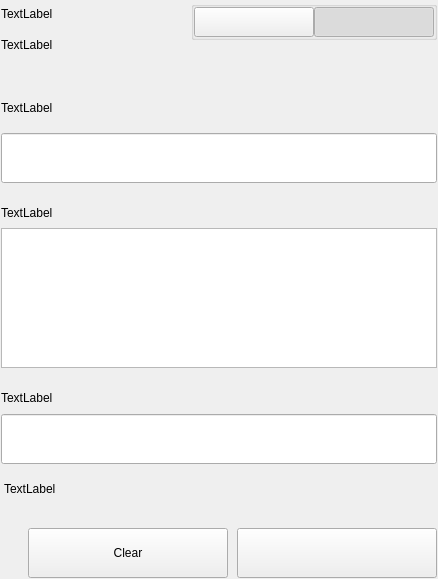
decenomy/AZR, file src/qt/aezora/settings/forms/settingssignmessagewidgets.ui: the form before one commit.
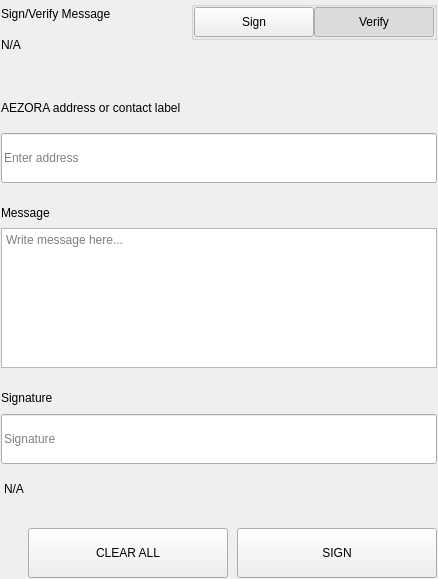
The form after the commit.

Patch:
```diff
--- a/src/qt/aezora/settings/forms/settingssignmessagewidgets.ui
+++ b/src/qt/aezora/settings/forms/settingssignmessagewidgets.ui
@@ -75,14 +75,14 @@
              <item>
               <widget class="QLabel" name="labelTitle">
                <property name="text">
-                <string>TextLabel</string>
+                <string>Sign/Verify Message</string>
                </property>
               </widget>
              </item>
              <item>
               <widget class="QLabel" name="labelSubtitle1">
                <property name="text">
-                <string>TextLabel</string>
+                <string notr="true">N/A</string>
                </property>
                <property name="wordWrap">
                 <bool>true</bool>
@@ -162,7 +162,7 @@
                     <enum>Qt::NoFocus</enum>
                    </property>
                    <property name="text">
-                    <string/>
+                    <string>Sign</string>
                    </property>
                    <property name="checkable">
                     <bool>true</bool>
@@ -190,7 +190,7 @@
                     <enum>Qt::NoFocus</enum>
                    </property>
                    <property name="text">
-                    <string/>
+                    <string>Verify</string>
                    </property>
                    <property name="checkable">
                     <bool>true</bool>
@@ -276,7 +276,7 @@
                </size>
               </property>
               <property name="text">
-               <string>TextLabel</string>
+               <string>AEZORA address or contact label</string>
               </property>
              </widget>
             </item>
@@ -294,6 +294,9 @@
                 <height>50</height>
                </size>
               </property>
+              <property name="placeholderText">
+               <string>Enter address</string>
+              </property>
              </widget>
             </item>
            </layout>
@@ -335,7 +338,7 @@
               </size>
              </property>
              <property name="text">
-              <string>TextLabel</string>
+              <string>Message</string>
              </property>
             </widget>
            </item>
@@ -353,6 +356,9 @@
                <height>140</height>
               </size>
              </property>
+             <property name="placeholderText">
+              <string>Write message here...</string>
+             </property>
             </widget>
            </item>
           </layout>
@@ -415,7 +421,7 @@
                </size>
               </property>
               <property name="text">
-               <string>TextLabel</string>
+               <string>Signature</string>
               </property>
              </widget>
             </item>
@@ -427,6 +433,9 @@
                 <height>50</height>
                </size>
               </property>
+              <property name="placeholderText">
+               <string>Signature</string>
+              </property>
              </widget>
             </item>
            </layout>
@@ -438,7 +447,7 @@
             <string notr="true">padding-top:5px;</string>
            </property>
            <property name="text">
-            <string>TextLabel</string>
+            <string notr="true">N/A</string>
            </property>
           </widget>
          </item>
@@ -491,7 +500,7 @@
               <enum>Qt::NoFocus</enum>
              </property>
              <property name="text">
-              <string>Clear</string>
+              <string>CLEAR ALL</string>
              </property>
             </widget>
            </item>
@@ -513,7 +522,7 @@
               <enum>Qt::NoFocus</enum>
              </property>
              <property name="text">
-              <string/>
+              <string>SIGN</string>
              </property>
             </widget>
            </item>
```
